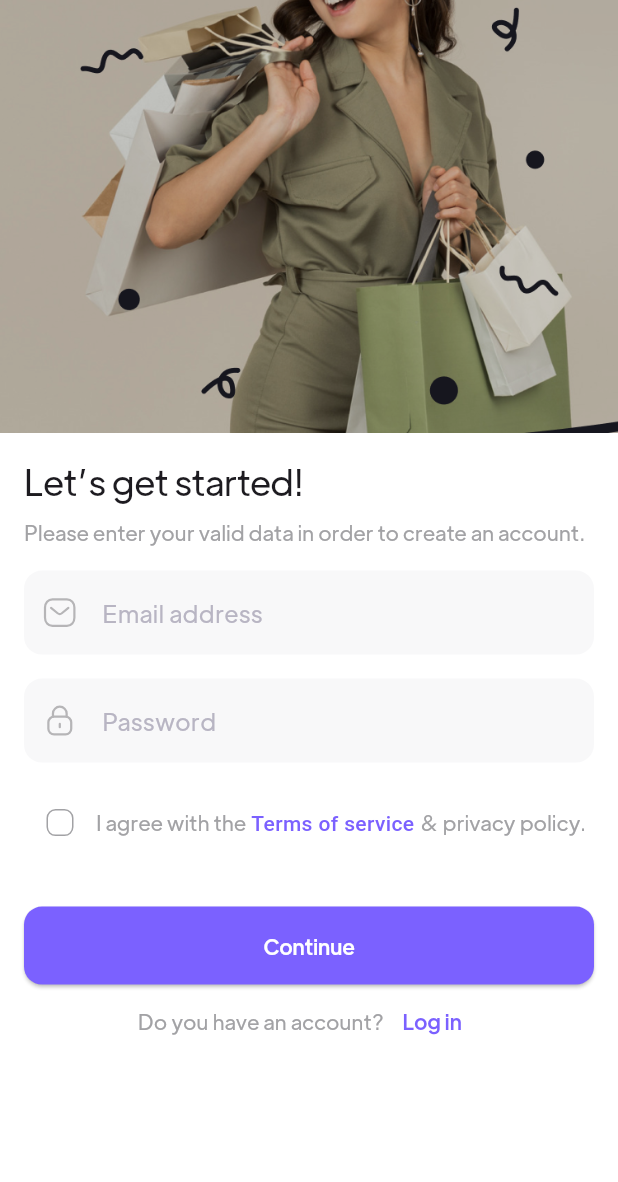
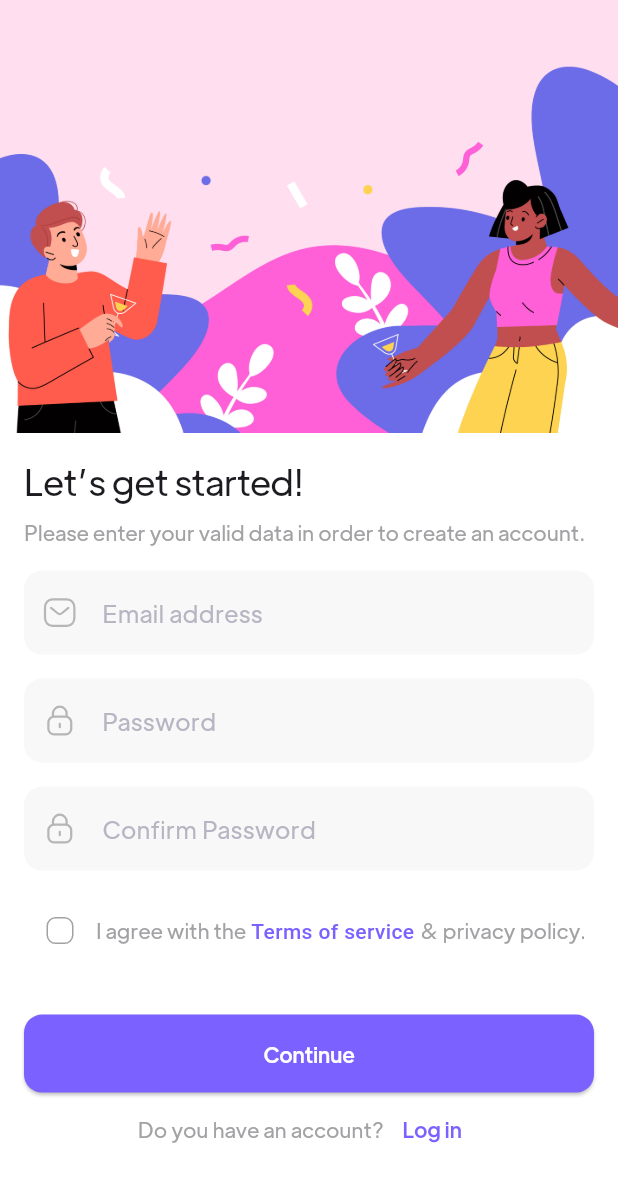
Before and after one commit to Zarathustra09/SaktoSpace, a Flutter app: the SignUpScreen screen opened by its route, on a phone screen of 412 x 824 dp. Shown: the top 1182 px of the screen. Run offline on Flutter 3.47's test engine with Material 3 defaults, Android fonts, the phone set to English and light mode, and no system bars; our stand-ins replace cached_network_image, flutter_rating_bar, flutter_svg, form_field_validator, shimmer.

Commit message:
Onboarding & Login_SignUP Image change and add confirm text field for signup

```diff
--- a/lib/screens/auth/views/components/sign_up_form.dart
+++ b/lib/screens/auth/views/components/sign_up_form.dart
@@ -3,7 +3,7 @@ import 'package:flutter_svg/flutter_svg.dart';
 
 import '../../../../constants.dart';
 
-class SignUpForm extends StatelessWidget {
+class SignUpForm extends StatefulWidget {
   const SignUpForm({
     super.key,
     required this.formKey,
@@ -12,14 +12,22 @@ class SignUpForm extends StatelessWidget {
   final GlobalKey<FormState> formKey;
 
   @override
+  State<SignUpForm> createState() => _SignUpFormState();
+}
+
+class _SignUpFormState extends State<SignUpForm> {
+  final TextEditingController _passwordController = TextEditingController();
+
+  @override
   Widget build(BuildContext context) {
     return Form(
-      key: formKey,
+      key: widget.formKey,
       child: Column(
         children: [
+          // Email Field
           TextFormField(
-            onSaved: (emal) {
-              // Email
+            onSaved: (email) {
+              // Save email
             },
             validator: emaildValidator.call,
             textInputAction: TextInputAction.next,
@@ -46,14 +54,53 @@ class SignUpForm extends StatelessWidget {
             ),
           ),
           const SizedBox(height: defaultPadding),
+
+          // Password Field
           TextFormField(
+            controller: _passwordController,
             onSaved: (pass) {
-              // Password
+              // Save password
             },
             validator: passwordValidator.call,
             obscureText: true,
+            textInputAction: TextInputAction.next,
             decoration: InputDecoration(
               hintText: "Password",
+              prefixIcon: Padding(
+                padding:
+                    const EdgeInsets.symmetric(vertical: defaultPadding * 0.75),
+                child: SvgPicture.asset(
+                  "assets/icons/Lock.svg",
+                  height: 24,
+                  width: 24,
+                  colorFilter: ColorFilter.mode(
+                    Theme.of(context)
+                        .textTheme
+                        .bodyLarge!
+                        .color!
+                        .withOpacity(0.3),
+                    BlendMode.srcIn,
+                  ),
+                ),
+              ),
+            ),
+          ),
+          const SizedBox(height: defaultPadding),
+
+          // Confirm Password Field
+          TextFormField(
+            validator: (value) {
+              if (value == null || value.isEmpty) {
+                return 'Please confirm your password';
+              } else if (value != _passwordController.text) {
+                return 'Passwords do not match';
+              }
+              return null;
+            },
+            obscureText: true,
+            textInputAction: TextInputAction.done,
+            decoration: InputDecoration(
+              hintText: "Confirm Password",
               prefixIcon: Padding(
                 padding:
                     const EdgeInsets.symmetric(vertical: defaultPadding * 0.75),
```
Also changed, not shown: assets/Illustration/Illustration-0.png, assets/Illustration/Illustration-1.png, assets/Illustration/Illustration-2.png, assets/Illustration/Illustration-4.png, assets/images/login_dark.png, assets/images/signUp_dark.png, pubspec.lock, 3 other files.
